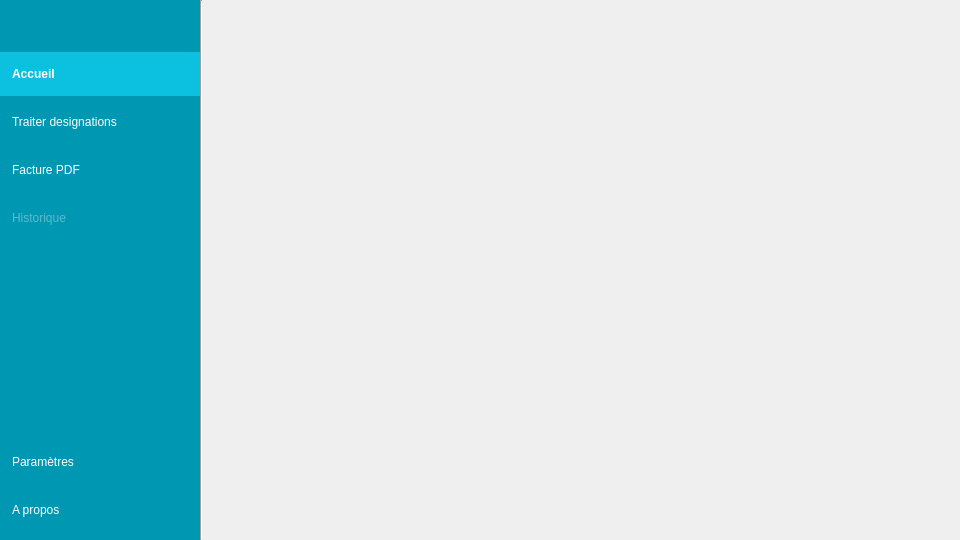
First picture: the form in gui/mainwindow.ui, repository WallaceVBB/EpiData, before the edit.
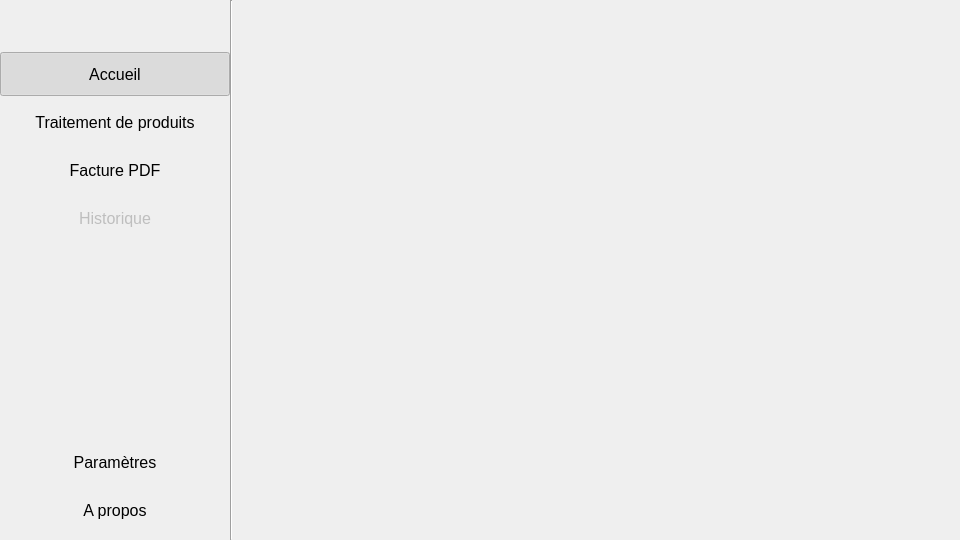
Second picture: the form after the edit.

Commit message: add dark and light styles modify app.py to insert styles logic modify Parametres to use stackedwidget add Parametres_BDs and Parametres_Modeles to start to design new pages for Parametres modify mainwindow to use predetermied styles

```diff
--- a/gui/mainwindow.ui
+++ b/gui/mainwindow.ui
@@ -76,38 +76,16 @@
      <widget class="QFrame" name="frame_sidebar">
       <property name="minimumSize">
        <size>
-        <width>200</width>
+        <width>230</width>
         <height>0</height>
        </size>
       </property>
       <property name="maximumSize">
        <size>
-        <width>200</width>
+        <width>230</width>
         <height>16777215</height>
        </size>
       </property>
-      <property name="styleSheet">
-       <string notr="true">QFrame#frame_sidebar {
-	background-color: #0097b2;
-}
-QPushButton {
-	color: white;
-	background-color: transparent;
-	border: none;
-	text-align: left;
-	padding-left: 12px;
-}
-QPushButton:hover {
-	background-color: #0cc0df;
-}
-QPushButton:checked {
-	background-color: #0cc0df;
-	font-weight: bold;
-}
-QPushButton:disabled {
-	color: rgba(255, 255, 255, 90);
-}</string>
-      </property>
       <property name="frameShape">
        <enum>QFrame::Shape::NoFrame</enum>
       </property>
@@ -192,7 +170,7 @@
           </size>
          </property>
          <property name="text">
-          <string>Traiter designations</string>
+          <string>Traitement de produits</string>
          </property>
          <property name="iconSize">
           <size>
```
The commit also changes 6 other files.
